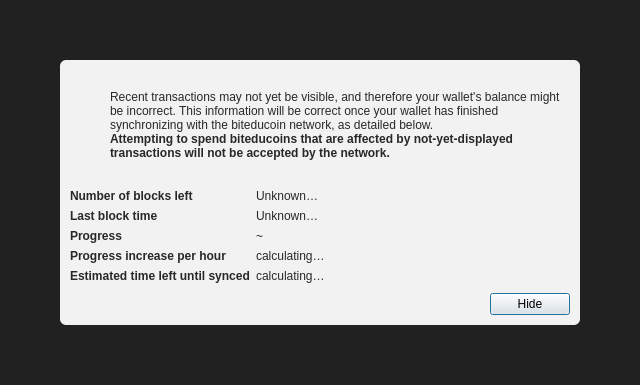
The window that src/qt/forms/modaloverlay.ui (10sec-project/10seconds) describes before a commit, drawn with Qt 5.
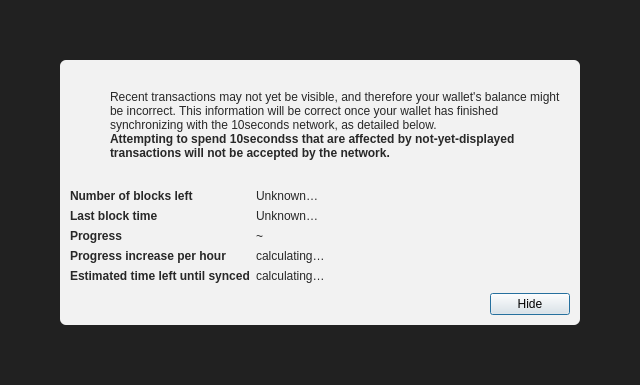
The same window after the commit. Icons and pictures are not drawn.

The edit to the form file:
```diff
--- a/src/qt/forms/modaloverlay.ui
+++ b/src/qt/forms/modaloverlay.ui
@@ -130,7 +130,7 @@
              <item>
               <widget class="QLabel" name="infoText">
                <property name="text">
-                <string>Recent transactions may not yet be visible, and therefore your wallet's balance might be incorrect. This information will be correct once your wallet has finished synchronizing with the biteducoin network, as detailed below.</string>
+                <string>Recent transactions may not yet be visible, and therefore your wallet's balance might be incorrect. This information will be correct once your wallet has finished synchronizing with the 10seconds network, as detailed below.</string>
                </property>
                <property name="textFormat">
                 <enum>Qt::RichText</enum>
@@ -149,7 +149,7 @@
                 </font>
                </property>
                <property name="text">
-                <string>Attempting to spend biteducoins that are affected by not-yet-displayed transactions will not be accepted by the network.</string>
+                <string>Attempting to spend 10secondss that are affected by not-yet-displayed transactions will not be accepted by the network.</string>
                </property>
                <property name="textFormat">
                 <enum>Qt::RichText</enum>
```
